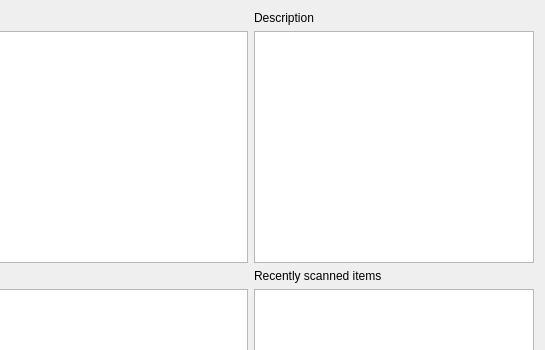
This is src/performstatusdialog.ui in RoskildeSkiklub/ssfh as Qt 5 draws it before an edit; both pictures show x 322 to 867 and y 0 to 350 of the 867 by 560 pixel window. The edited form follows.
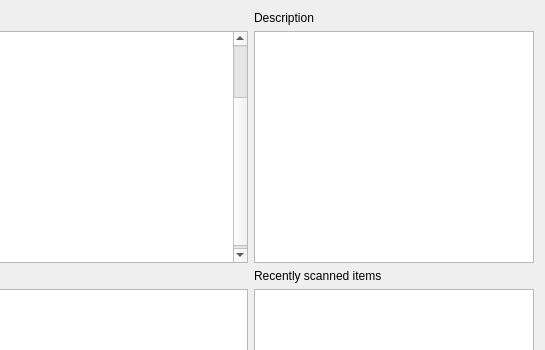
This is the edited form.

Commit message: Adjusted sizes somewhat

```diff
--- a/src/performstatusdialog.ui
+++ b/src/performstatusdialog.ui
@@ -29,7 +29,7 @@
         <widget class="QTextBrowser" name="output_lastscanneditem_textBrowser">
          <property name="font">
           <font>
-           <pointsize>60</pointsize>
+           <pointsize>200</pointsize>
           </font>
          </property>
         </widget>
```
Left out of the diff: 24 changed lines with no effect on the pictures. The commit also changes 1 other file.
